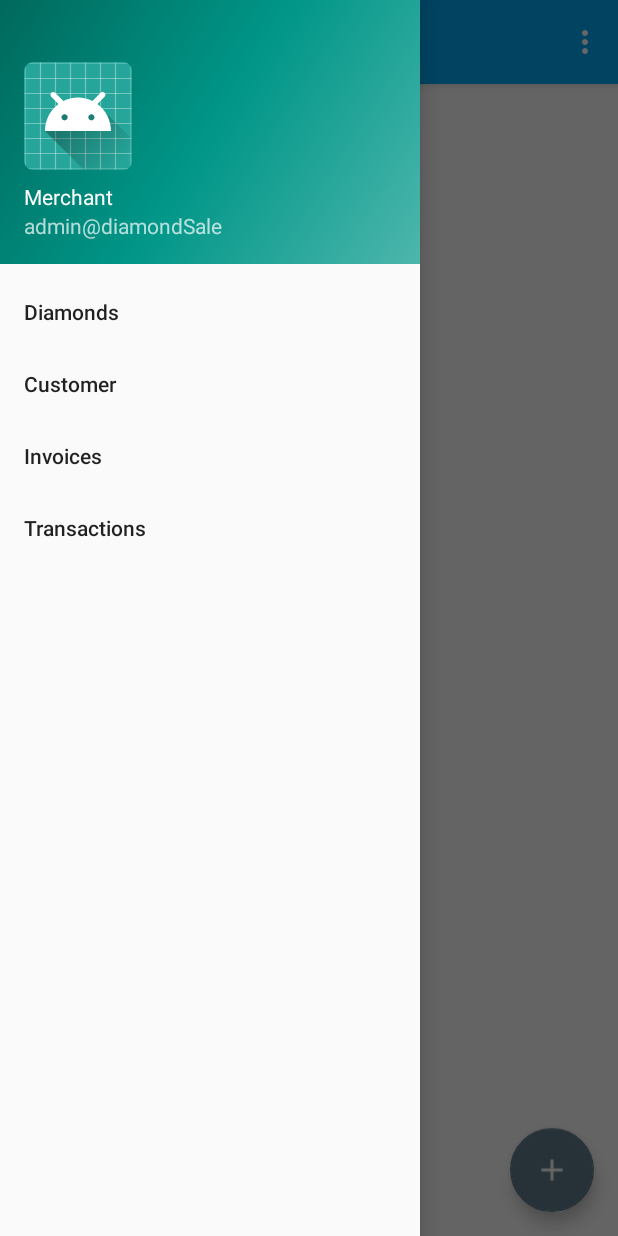
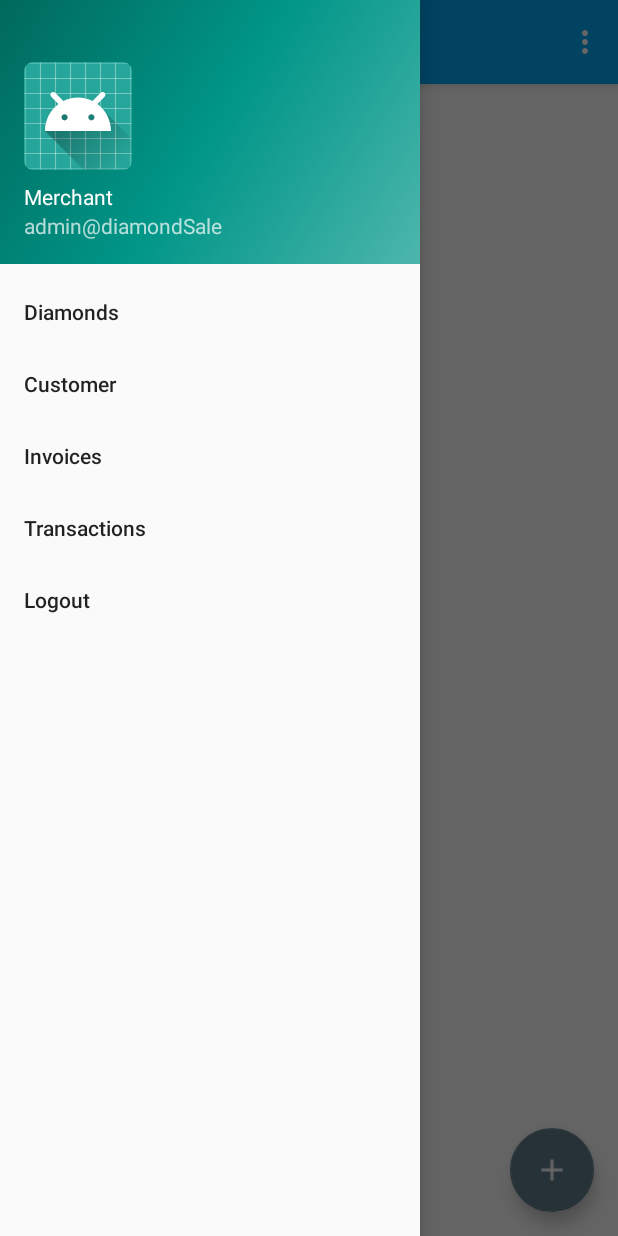
Before and after one commit to jedinrk/DiamondSale, an Android app: the MainActivity screen opened directly, with no data from a screen before it, with the side drawer open, on a phone screen of 412 x 824 dp. Run offline under Robolectric (Android 15) with nearby library versions, the phone set to English and light mode, and no system bars.

Commit message:
Logout on Nav Drawer added

```diff
--- a/app/src/main/java/com/logiticks/diamondsale/Activity/LoginActivity.java
+++ b/app/src/main/java/com/logiticks/diamondsale/Activity/LoginActivity.java
@@ -68,7 +68,7 @@ public class LoginActivity extends AppCompatActivity {
                                 SharedPreferences.Editor editor = sharedPref.edit();
                                 editor.putBoolean("status", true);
                                 editor.putString("merchantId",merchant.getCompanyId());
-                                editor.commit();
+                                editor.apply();
 
                                 Intent intent = new Intent(LoginActivity.this, MainActivity.class);
                                 intent.addFlags(Intent.FLAG_ACTIVITY_CLEAR_TOP|Intent.FLAG_ACTIVITY_NEW_TASK);
--- a/app/src/main/res/menu/activity_main_drawer.xml
+++ b/app/src/main/res/menu/activity_main_drawer.xml
@@ -20,5 +20,13 @@
 
     </group>
 
+    <group android:checkableBehavior="single">
+        <item
+            android:id="@+id/nav_logout"
+            android:title="Logout" />
+
+
+    </group>
+
 
 </menu>
```
Also changed, not shown: app/src/main/java/com/logiticks/diamondsale/Activity/MainActivity.java (+15 -0 lines).
